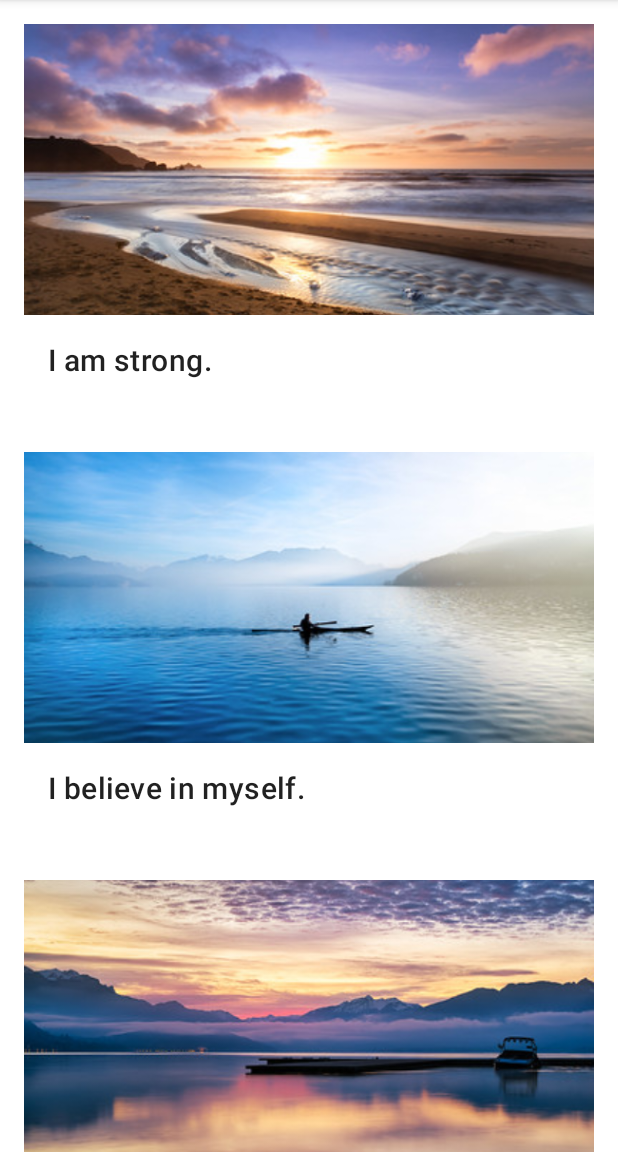
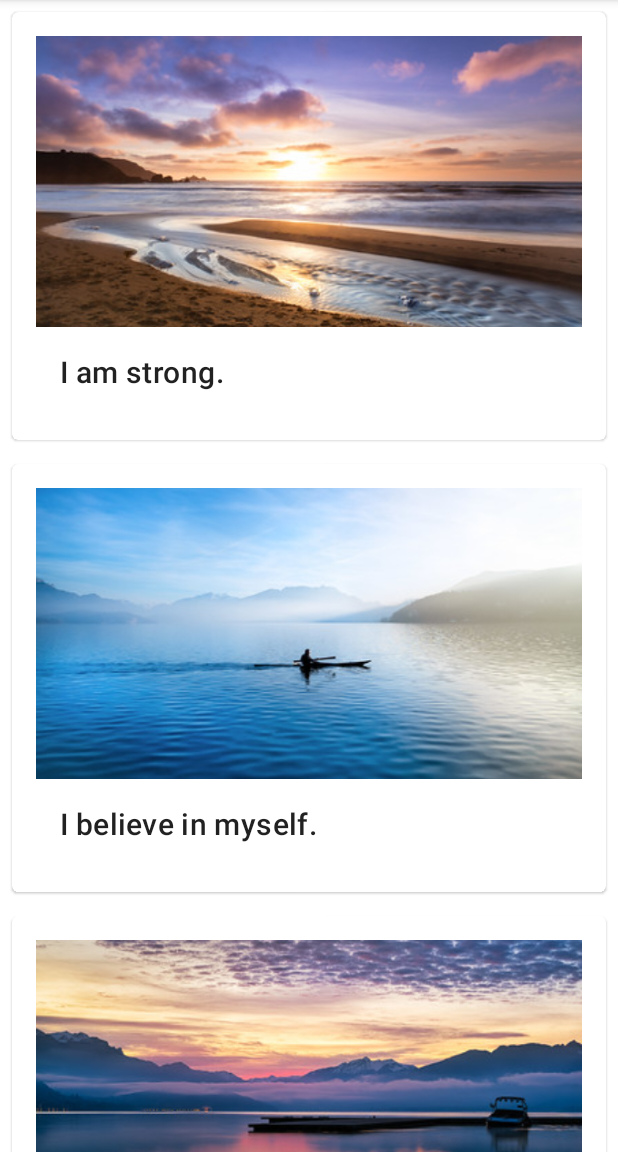
Before and after one commit to Meursaultt/Affirmations, an Android app: the screen it shows after launch (MainActivity), on a phone screen of 412 x 824 dp, the part 84-1236 px from its top. Run offline under Robolectric (Android 15) with nearby library versions, the phone set to English and light mode, and no system bars.

Commit message:
list_item menggunakan MaterialCardView

```diff
--- a/app/src/main/res/layout/list_item.xml
+++ b/app/src/main/res/layout/list_item.xml
@@ -1,4 +1,9 @@
 <?xml version="1.0" encoding="utf-8"?>
+
+<com.google.android.material.card.MaterialCardView xmlns:android="http://schemas.android.com/apk/res/android"
+    android:layout_width="match_parent"
+    android:layout_height="wrap_content"
+    android:layout_margin="8dp">
 
     <LinearLayout xmlns:android="http://schemas.android.com/apk/res/android"
         android:layout_width="match_parent"
@@ -20,3 +25,5 @@
             android:padding="16dp"
             android:textAppearance="?attr/textAppearanceHeadline6"/>
     </LinearLayout>
+
+</com.google.android.material.card.MaterialCardView>
```
Lines whose indentation alone changed are shown as unchanged.
